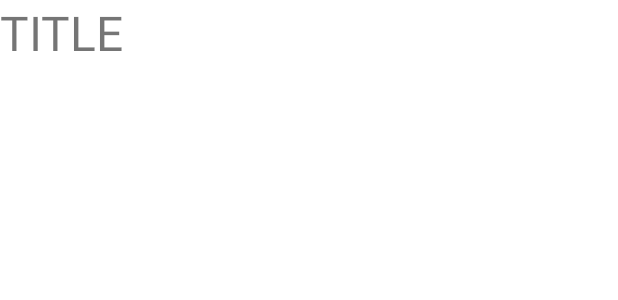
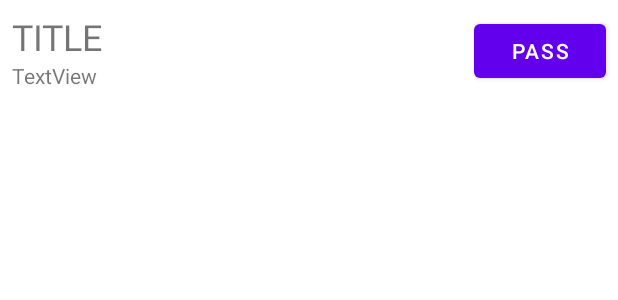
Before and after one commit to MS-kadai/tracker-android, an Android app: the layout viewholder_point.xml on its own in the app's theme, with its tools: preview values and no code run, on a phone screen of 412 x 824 dp. Shown: the top 300 px of the screen. Run offline under Robolectric (Android 15) with nearby library versions, the phone set to English and light mode, and no system bars.

Commit message:
リスト少しいい感じにしたりリファクタリングしたり

```diff
--- a/app/src/main/java/one/nem/tracker_kadai/ResponsePoints.java
+++ b/app/src/main/java/one/nem/tracker_kadai/ResponsePoints.java
@@ -3,7 +3,7 @@ import com.fasterxml.jackson.annotation.JsonProperty;
 
 public class ResponsePoints {
     @JsonProperty
-    public int point_id;
+    public Integer point_id;
     @JsonProperty
     public String point_name;
     @JsonProperty
--- a/app/src/main/java/one/nem/tracker_kadai/route.java
+++ b/app/src/main/java/one/nem/tracker_kadai/route.java
@@ -74,8 +74,16 @@ public class route extends Fragment {
 
                     ResponseRoutePoint responseRoutePoint = objectMapper.readValue(response_body, ResponseRoutePoint.class);
                     List<String> pointNameList = new ArrayList<>();
+                    List<Integer> pointIdList = new ArrayList<>();
+                    List<String> pointCoordinateList = new ArrayList<>();
                     for(int i = 0; i < responseRoutePoint.length; i++) {
                         pointNameList.add(responseRoutePoint.route.get(i).point_name);
+                    }
+                    for(int i = 0; i < responseRoutePoint.length; i++) {
+                        pointIdList.add(responseRoutePoint.route.get(i).point_id);
+                    }
+                    for(int i = 0; i < responseRoutePoint.length; i++) {
+                        pointCoordinateList.add(responseRoutePoint.route.get(i).coordinate);
                     }
 
 
--- a/app/src/main/res/layout/viewholder_point.xml
+++ b/app/src/main/res/layout/viewholder_point.xml
@@ -1,11 +1,51 @@
 <?xml version="1.0" encoding="utf-8"?>
-<androidx.constraintlayout.widget.ConstraintLayout xmlns:android="http://schemas.android.com/apk/res/android"
+<LinearLayout xmlns:android="http://schemas.android.com/apk/res/android"
+    xmlns:app="http://schemas.android.com/apk/res-auto"
     android:layout_width="match_parent"
-    android:layout_height="wrap_content">
+    android:layout_height="wrap_content"
+    android:orientation="vertical">
+
+    <androidx.constraintlayout.widget.ConstraintLayout
+        android:layout_width="match_parent"
+        android:layout_height="match_parent">
+
+        <LinearLayout
+            android:layout_width="wrap_content"
+            android:layout_height="wrap_content"
+            android:layout_marginStart="8dp"
+            android:layout_marginTop="8dp"
+            android:layout_marginBottom="8dp"
+            android:orientation="vertical"
+            app:layout_constraintBottom_toBottomOf="parent"
+            app:layout_constraintStart_toStartOf="parent"
+            app:layout_constraintTop_toTopOf="parent">
+
             <TextView
                 android:id="@+id/route_point_name"
                 android:layout_width="wrap_content"
                 android:layout_height="wrap_content"
                 android:text="TITLE"
-        android:textSize="32dp"/>
+                android:textSize="24dp" />
+
+            <TextView
+                android:id="@+id/textView"
+                android:layout_width="wrap_content"
+                android:layout_height="wrap_content"
+                android:text="TextView" />
+
+        </LinearLayout>
+
+        <Button
+            android:id="@+id/button"
+            android:layout_width="wrap_content"
+            android:layout_height="wrap_content"
+            android:layout_marginTop="8dp"
+            android:layout_marginEnd="8dp"
+            android:layout_marginBottom="8dp"
+            android:text="PASS"
+            app:layout_constraintBottom_toBottomOf="parent"
+            app:layout_constraintEnd_toEndOf="parent"
+            app:layout_constraintTop_toTopOf="parent" />
     </androidx.constraintlayout.widget.ConstraintLayout>
+
+</LinearLayout>
```
Lines whose indentation alone changed are shown as unchanged.
